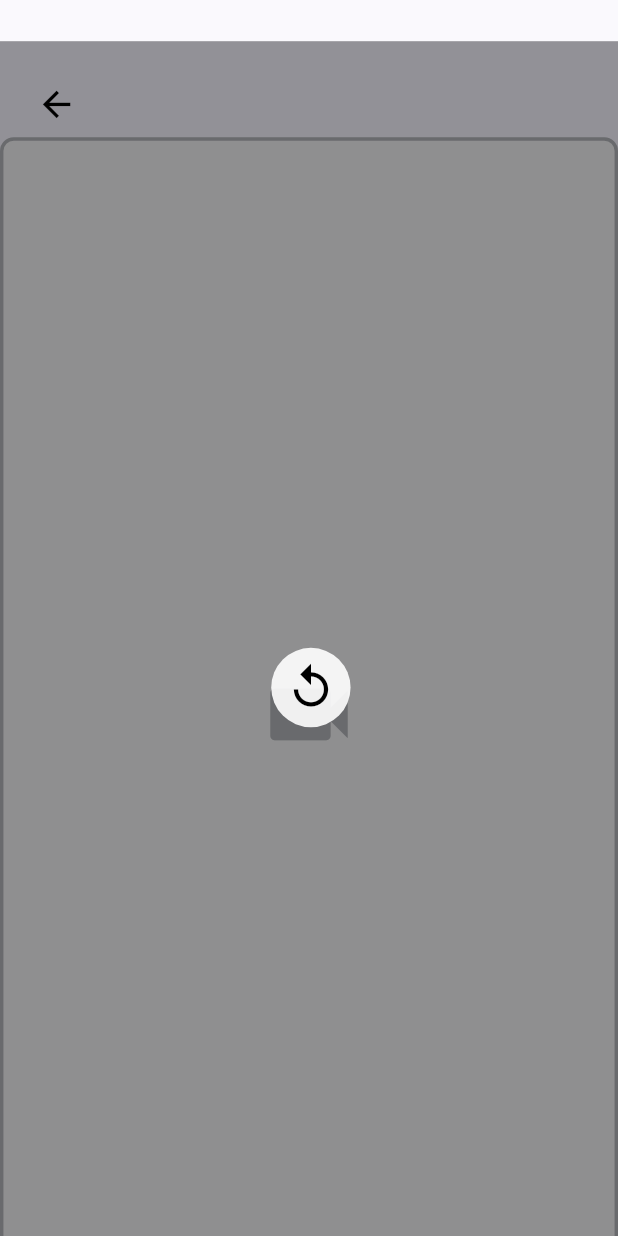
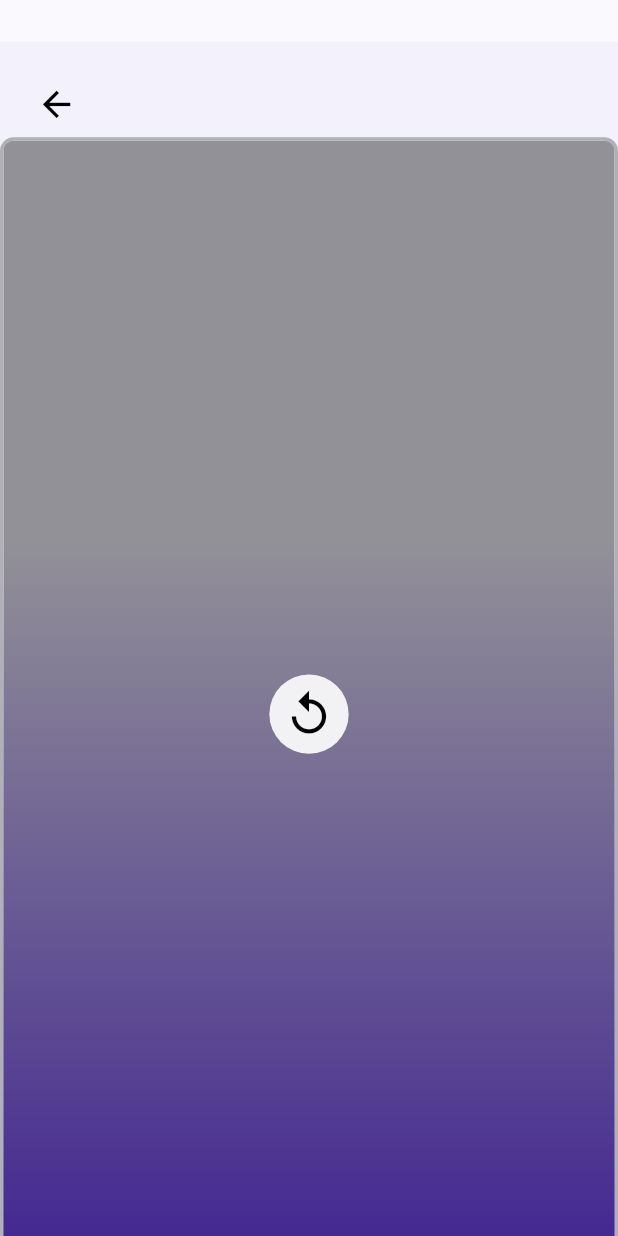
Before and after one commit to jjeonyo/lgdx_frontend, a Flutter app: the VideoPlayerOverlayScreen screen opened directly, on a phone screen of 412 x 824 dp. Run offline on Flutter 3.47's test engine with Material 3 defaults, Android fonts, the phone set to English and light mode, and no system bars; our stand-ins replace camera, permission_handler, video_player; missing offline and left inert: audio_session, flutter_sound.

Commit message:
Hyo 합치기 처음부분

```diff
--- a/vision_app/lib/screens/video_player_overlay_screen.dart
+++ b/vision_app/lib/screens/video_player_overlay_screen.dart
@@ -4,8 +4,12 @@ import 'dart:async';
 import 'achievement_screen.dart';
 import 'chat_screen.dart';
 
+import 'package:video_player/video_player.dart';
+import 'video_player_screen.dart';
+
 class VideoPlayerOverlayScreen extends StatefulWidget {
-  const VideoPlayerOverlayScreen({super.key});
+  final String? videoUrl;
+  const VideoPlayerOverlayScreen({super.key, this.videoUrl});
 
   @override
   State<VideoPlayerOverlayScreen> createState() => _VideoPlayerOverlayScreenState();
@@ -14,10 +18,31 @@ class VideoPlayerOverlayScreen extends StatefulWidget {
 class _VideoPlayerOverlayScreenState extends State<VideoPlayerOverlayScreen> {
   bool _showPopup = false;
   Timer? _timer;
+  VideoPlayerController? _controller;
+  bool _isInitialized = false;
 
   @override
   void initState() {
     super.initState();
+
+    // 비디오 썸네일(첫 프레임)을 배경으로 보여주기 위해 컨트롤러 초기화
+    if (widget.videoUrl != null) {
+      if (widget.videoUrl!.startsWith('http')) {
+        _controller = VideoPlayerController.networkUrl(Uri.parse(widget.videoUrl!));
+      } else {
+        _controller = VideoPlayerController.asset(widget.videoUrl!);
+      }
+
+      _controller!.initialize().then((_) {
+        setState(() {
+          _isInitialized = true;
+        });
+        // 첫 프레임으로 이동하여 멈춤 (썸네일 역할)
+        _controller!.seekTo(Duration.zero);
+        _controller!.pause();
+      });
+    }
+
     // 5초 후 팝업 표시
     _timer = Timer(const Duration(seconds: 5), () {
       if (mounted) {
@@ -31,6 +56,7 @@ class _VideoPlayerOverlayScreenState extends State<VideoPlayerOverlayScreen> {
   @override
   void dispose() {
     _timer?.cancel();
+    _controller?.dispose();
     super.dispose();
   }
 
@@ -62,9 +88,7 @@ class _VideoPlayerOverlayScreenState extends State<VideoPlayerOverlayScreen> {
         height: screenHeight,
         child: Stack(
           children: [
-            // Rectangle 287 배경 그라데이션 (전체 메인 콘텐츠 영역) - 피그마: h-[776px], 화면 하단까지 채움
-            // Figma: Rectangle 287, x=0, y=24, width=360, height=776
-            // 그라데이션: F3F1FB 42%, 7145F1 100%
+            // 1. Rectangle 287 배경 그라데이션 (전체 메인 콘텐츠 영역)
             Positioned(
               top: 24 * scale,
               left: 0,
@@ -84,8 +108,7 @@ class _VideoPlayerOverlayScreenState extends State<VideoPlayerOverlayScreen> {
                 ),
               ),
             ),
-            // 상단 상태바 영역 (Status Bar/Android)
-            // Figma: height:24, 색상: #faf9fd
+            // 2. 상단 상태바 영역 (Status Bar/Android)
             Positioned(
               top: 0,
               left: 0,
@@ -95,8 +118,7 @@ class _VideoPlayerOverlayScreenState extends State<VideoPlayerOverlayScreen> {
                 color: const Color(0xFFFAF9FD),
               ),
             ),
-            // 뒤로가기 버튼
-            // Figma: top:40, left:12, width:24, height:24
+            // 3. 뒤로가기 버튼
             Positioned(
               top: 40 * scale,
               left: 12 * scale,
@@ -109,8 +131,7 @@ class _VideoPlayerOverlayScreenState extends State<VideoPlayerOverlayScreen> {
                 constraints: BoxConstraints(),
               ),
             ),
-            // 비디오 placeholder 영역
-            // Figma: top:80, left:0, width:360, height:672
+            // 4. 비디오 썸네일 및 오버레이 (비디오 영역 내에 위치)
             Positioned(
               top: 80 * scale,
               left: 0,
@@ -119,42 +140,51 @@ class _VideoPlayerOverlayScreenState extends State<VideoPlayerOverlayScreen> {
               child: Container(
                 margin: EdgeInsets.symmetric(horizontal: 0),
                 decoration: BoxDecoration(
-                  color: const Color(0xFFEFEFF0),
+                  // 비디오 플레이어 화면과 동일한 컨테이너 스타일
+                  // color: const Color(0xFFEFEFF0), // 썸네일이 덮으므로 생략 가능하지만 배경색으로 둠
                   border: Border.all(
                     color: const Color(0xFFAFB1B6),
                     width: 2 * scale,
                   ),
                   borderRadius: BorderRadius.circular(8 * scale),
                 ),
-                child: Center(
-                  child: Icon(
-                    Icons.videocam,
-                    size: 60 * scale,
-                    color: const Color(0xFFAFB1B6),
+                child: ClipRRect(
+                  borderRadius: BorderRadius.circular(6 * scale),
+                  child: Stack(
+                    children: [
+                      // 썸네일 (VideoPlayer)
+                      if (_isInitialized && _controller != null)
+                        SizedBox.expand(
+                          child: FittedBox(
+                            fit: BoxFit.cover,
+                            child: SizedBox(
+                              width: _controller!.value.size.width,
+                              height: _controller!.value.size.height,
+                              child: VideoPlayer(_controller!),
                             ),
                           ),
                         ),
-            ),
-            // 검은 오버레이 레이어
-            // Figma: bg-[rgba(0,0,0,0.4)], x=0, y=24, width=362, height=776
-            Positioned(
-              top: 24 * scale,
-              left: 0,
-              right: 0,
-              bottom: 0,
-              child: Container(
+
+                      // 검은 오버레이 레이어 (썸네일 위에 덮임)
+                      Container(
                         color: Colors.black.withValues(alpha: 0.4),
                       ),
-            ),
-            // 다시 재생 버튼
-            // Figma: x=158, y=375, width=46.217, height=51
-            Positioned(
-              top: 375 * scale,
-              left: 158 * scale,
+
+                      // 다시 재생 버튼 (중앙)
+                      Center(
                         child: GestureDetector(
                           onTap: () {
-                  // 다시 재생 버튼 클릭 시 비디오 플레이어 화면으로 돌아가기
+                            // 다시 재생 버튼 클릭 시 비디오 플레이어 화면으로 이동
+                            if (widget.videoUrl != null) {
+                              Navigator.pushReplacement(
+                                context,
+                                MaterialPageRoute(
+                                  builder: (context) => VideoPlayerScreen(videoUrl: widget.videoUrl),
+                                ),
+                              );
+                            } else {
                               Navigator.pop(context);
+                            }
                           },
                           child: Container(
                             width: 46.217 * scale,
@@ -171,8 +201,12 @@ class _VideoPlayerOverlayScreenState extends State<VideoPlayerOverlayScreen> {
                           ),
                         ),
                       ),
-            // 팝업 알림 (5초 후 표시)
-            // Figma: Frame 1686558309, x=30, y=221, width=302, height=357.277
+                    ],
+                  ),
+                ),
+              ),
+            ),
+            // 5. 팝업 알림 (5초 후 표시 - 화면 전체 오버레이)
             if (_showPopup)
               Positioned.fill(
                 child: GestureDetector(
@@ -211,7 +245,6 @@ class _VideoPlayerOverlayScreenState extends State<VideoPlayerOverlayScreen> {
                               child: Stack(
                                 children: [
                                   // 닫기 버튼 (우측 상단)
-                                  // Figma: Group 633022, x=271, y=14
                                   Positioned(
                                     top: 14 * scale,
                                     right: 14 * scale,
@@ -237,7 +270,6 @@ class _VideoPlayerOverlayScreenState extends State<VideoPlayerOverlayScreen> {
                                     ),
                                   ),
                                   // 캐릭터 이미지 (GIF)
-                                  // Figma: x=107, y=31, width=88, height=132
                                   Positioned(
                                     top: 31 * scale,
                                     left: 107 * scale,
@@ -256,7 +288,6 @@ class _VideoPlayerOverlayScreenState extends State<VideoPlayerOverlayScreen> {
                                     ),
                                   ),
                                   // "문제가 해결되셨나요?" 텍스트
-                                  // 중앙 정렬, 글자 크기 증가, 잘리지 않도록 수정
                                   Positioned(
                                     top: 165 * scale,
                                     left: 10 * scale,
@@ -266,7 +297,7 @@ class _VideoPlayerOverlayScreenState extends State<VideoPlayerOverlayScreen> {
                                       text: TextSpan(
                                         style: TextStyle(
                                           fontFamily: 'Noto Sans',
-                                          fontSize: 18 * scale, // 16 -> 18
+                                          fontSize: 18 * scale,
                                           fontWeight: FontWeight.bold,
                                           color: Colors.black,
                                           letterSpacing: -0.8 * scale,
@@ -285,7 +316,6 @@ class _VideoPlayerOverlayScreenState extends State<VideoPlayerOverlayScreen> {
                                     ),
                                   ),
                                   // "추가로 문의하고 싶은게 있으시면 제게 채팅해주세요!" 텍스트
-                                  // 중앙 정렬, 글자 크기 증가, 잘리지 않도록 수정
                                   Positioned(
                                     top: 200 * scale,
                                     left: 15 * scale,
@@ -294,9 +324,9 @@ class _VideoPlayerOverlayScreenState extends State<VideoPlayerOverlayScreen> {
                                       '추가로 문의하고 싶은게 있으시면\n제게 채팅해주세요!',
                                       style: TextStyle(
                                         fontFamily: 'Noto Sans',
-                                        fontSize: 14 * scale, // 12 -> 14
+                                        fontSize: 14 * scale,
                                         fontWeight: FontWeight.w400,
-                                        color: const Color(0xFF6B6B6B), // achievement_screen과 동일한 진한 회색
+                                        color: const Color(0xFF6B6B6B),
                                         letterSpacing: -0.24 * scale,
                                         height: 1.5,
                                       ),
@@ -306,17 +336,14 @@ class _VideoPlayerOverlayScreenState extends State<VideoPlayerOverlayScreen> {
                                     ),
                                   ),
                                   // 버튼들
-                                  // Figma: x=34, y=277, width=229, height=40
                                   Positioned(
                                     top: 277 * scale,
                                     left: 34 * scale,
                                     child: Row(
                                       children: [
                                         // "채팅 문의" 버튼
-                                        // Figma: x=0, y=0, width=104, height=40
                                         GestureDetector(
                                           onTap: () {
-                                            // 채팅 문의 버튼 클릭 시 ChatScreen으로 이동
                                             Navigator.push(
                                               context,
                                               MaterialPageRoute(builder: (context) => const ChatScreen()),
@@ -350,12 +377,10 @@ class _VideoPlayerOverlayScreenState extends State<VideoPlayerOverlayScreen> {
                                             ),
                                           ),
                                         ),
-                                        SizedBox(width: 24 * scale), // 128 - 104 = 24
+                                        SizedBox(width: 24 * scale),
                                         // "종료하기" 버튼
-                                        // Figma: x=128, y=0, width=101, height=40
                                         GestureDetector(
                                           onTap: () {
-                                            // 맞춤 칭호 화면으로 이동
                                             Navigator.push(
                                               context,
                                               MaterialPageRoute(builder: (context) => const AchievementScreen()),
```
Also changed, not shown: vision_app/lib/screens/video_production_screen.dart (+92 -18 lines), assets/IMG_6985-8e42da8d-d872-4c1c-a707-f856f829dc86.png (added), assets/image-09c8ac95-3cda-4507-afa8-b188d6641cd7.png (added), assets/image-df613d0a-4e73-45d2-bc79-85b04169c29b.png (added), 1 other file. Lines whose indentation alone changed are shown as unchanged.
